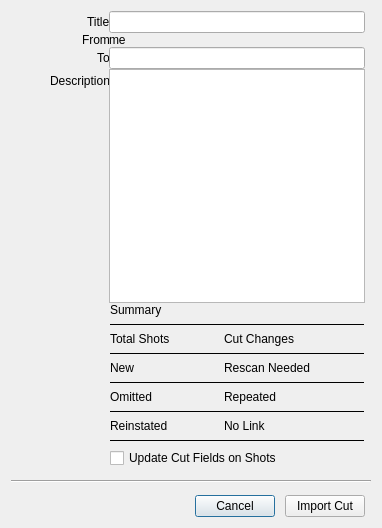
Old version of the form resources/submit_dialog.ui in the repository shotgunsoftware/tk-multi-importcut.
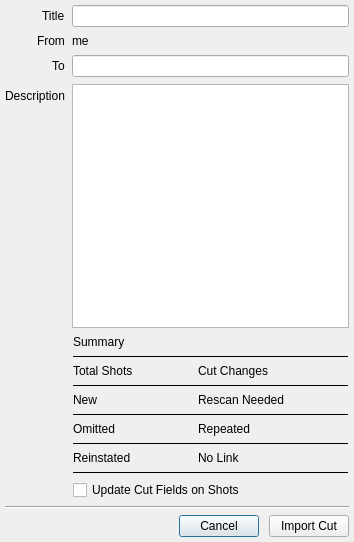
New version of the form.

What changed in the file:
```diff
--- a/resources/submit_dialog.ui
+++ b/resources/submit_dialog.ui
@@ -6,8 +6,8 @@
    <rect>
     <x>0</x>
     <y>0</y>
-    <width>382</width>
-    <height>528</height>
+    <width>354</width>
+    <height>542</height>
    </rect>
   </property>
   <property name="windowTitle">
@@ -16,64 +16,24 @@
   <property name="modal">
    <bool>true</bool>
   </property>
-  <layout class="QGridLayout" name="gridLayout_2" rowstretch="1,0,0,0" columnstretch="1,0,0">
-   <property name="verticalSpacing">
-    <number>12</number>
+  <layout class="QVBoxLayout" name="verticalLayout">
+   <property name="margin">
+    <number>5</number>
    </property>
-   <item row="3" column="1">
-    <layout class="QHBoxLayout" name="horizontalLayout">
      <item>
-      <spacer name="horizontalSpacer_3">
+    <spacer name="horizontalSpacer">
        <property name="orientation">
         <enum>Qt::Horizontal</enum>
        </property>
        <property name="sizeHint" stdset="0">
         <size>
-         <width>40</width>
-         <height>20</height>
+       <width>0</width>
+       <height>0</height>
         </size>
        </property>
       </spacer>
      </item>
      <item>
-      <widget class="QPushButton" name="cancel_button">
-       <property name="text">
-        <string>Cancel</string>
-       </property>
-       <property name="shortcut">
-        <string>Esc</string>
-       </property>
-      </widget>
-     </item>
-     <item>
-      <spacer name="horizontalSpacer_4">
-       <property name="orientation">
-        <enum>Qt::Horizontal</enum>
-       </property>
-       <property name="sizeType">
-        <enum>QSizePolicy::Fixed</enum>
-       </property>
-       <property name="sizeHint" stdset="0">
-        <size>
-         <width>10</width>
-         <height>20</height>
-        </size>
-       </property>
-      </spacer>
-     </item>
-     <item>
-      <widget class="QPushButton" name="import_cut_button">
-       <property name="text">
-        <string>Import Cut</string>
-       </property>
-       <property name="shortcut">
-        <string>Return</string>
-       </property>
-      </widget>
-     </item>
-    </layout>
-   </item>
-   <item row="0" column="1">
     <layout class="QFormLayout" name="formLayout">
      <property name="fieldGrowthPolicy">
       <enum>QFormLayout::AllNonFixedFieldsGrow</enum>
@@ -81,6 +41,12 @@
      <property name="labelAlignment">
       <set>Qt::AlignRight|Qt::AlignTrailing|Qt::AlignVCenter</set>
      </property>
+     <property name="horizontalSpacing">
+      <number>7</number>
+     </property>
+     <property name="verticalSpacing">
+      <number>7</number>
+     </property>
      <property name="leftMargin">
       <number>0</number>
      </property>
@@ -222,22 +188,9 @@
        </item>
        <item row="0" column="0" colspan="4">
         <widget class="QLabel" name="label_6">
-         <property name="styleSheet">
-          <string notr="true">border-bottom: 1px solid black;
-</string>
-         </property>
-         <property name="frameShape">
-          <enum>QFrame::NoFrame</enum>
-         </property>
          <property name="text">
           <string>Summary</string>
          </property>
-         <property name="alignment">
-          <set>Qt::AlignLeading|Qt::AlignLeft|Qt::AlignVCenter</set>
-         </property>
-         <property name="margin">
-          <number>0</number>
-         </property>
         </widget>
        </item>
        <item row="4" column="3">
@@ -438,25 +391,52 @@
      </item>
     </layout>
    </item>
-   <item row="1" column="0" colspan="3">
+   <item>
     <widget class="Line" name="line">
      <property name="orientation">
       <enum>Qt::Horizontal</enum>
      </property>
     </widget>
    </item>
-   <item row="0" column="2">
-    <spacer name="horizontalSpacer">
+   <item>
+    <layout class="QHBoxLayout" name="horizontalLayout">
+     <property name="spacing">
+      <number>10</number>
+     </property>
+     <item>
+      <spacer name="horizontalSpacer_3">
      <property name="orientation">
       <enum>Qt::Horizontal</enum>
      </property>
      <property name="sizeHint" stdset="0">
       <size>
-       <width>0</width>
-       <height>0</height>
+         <width>40</width>
+         <height>20</height>
       </size>
      </property>
     </spacer>
+     </item>
+     <item>
+      <widget class="QPushButton" name="cancel_button">
+       <property name="text">
+        <string>Cancel</string>
+       </property>
+       <property name="shortcut">
+        <string>Esc</string>
+       </property>
+      </widget>
+     </item>
+     <item>
+      <widget class="QPushButton" name="import_cut_button">
+       <property name="text">
+        <string>Import Cut</string>
+       </property>
+       <property name="shortcut">
+        <string>Return</string>
+       </property>
+      </widget>
+     </item>
+    </layout>
    </item>
   </layout>
  </widget>
```
Lines whose indentation alone changed are shown as unchanged.
